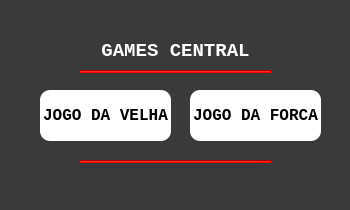
First picture: the form in games-central-pyqt/telas/tela_principal.ui, repository eduardo-victor/games-central-pyqt, before the edit.
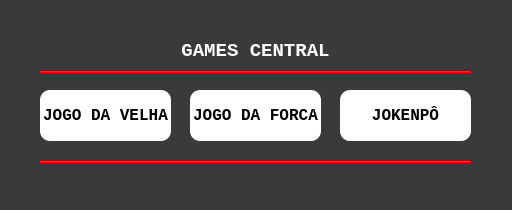
Second picture: the form after the edit. Icons and pictures are not drawn.

Patch:
```diff
--- a/games-central-pyqt/telas/tela_principal.ui
+++ b/games-central-pyqt/telas/tela_principal.ui
@@ -6,7 +6,7 @@
    <rect>
     <x>0</x>
     <y>0</y>
-    <width>350</width>
+    <width>512</width>
     <height>210</height>
    </rect>
   </property>
@@ -18,8 +18,8 @@
   </property>
   <property name="maximumSize">
    <size>
-    <width>350</width>
-    <height>210</height>
+    <width>1280</width>
+    <height>720</height>
    </size>
   </property>
   <property name="cursor">
@@ -117,7 +117,7 @@
      <rect>
       <x>0</x>
       <y>30</y>
-      <width>351</width>
+      <width>511</width>
       <height>41</height>
      </rect>
     </property>
@@ -142,9 +142,9 @@
    <widget class="Line" name="line">
     <property name="geometry">
      <rect>
-      <x>80</x>
+      <x>40</x>
       <y>70</y>
-      <width>191</width>
+      <width>431</width>
       <height>3</height>
      </rect>
     </property>
@@ -158,9 +158,9 @@
    <widget class="Line" name="line_4">
     <property name="geometry">
      <rect>
-      <x>80</x>
+      <x>40</x>
       <y>160</y>
-      <width>191</width>
+      <width>431</width>
       <height>3</height>
      </rect>
     </property>
@@ -171,6 +171,42 @@
      <enum>Qt::Horizontal</enum>
     </property>
    </widget>
+   <widget class="QPushButton" name="botao_jogo_jokenpo">
+    <property name="geometry">
+     <rect>
+      <x>340</x>
+      <y>90</y>
+      <width>131</width>
+      <height>51</height>
+     </rect>
+    </property>
+    <property name="font">
+     <font>
+      <family>Consolas</family>
+      <pointsize>12</pointsize>
+      <weight>75</weight>
+      <bold>true</bold>
+     </font>
+    </property>
+    <property name="cursor">
+     <cursorShape>PointingHandCursor</cursorShape>
+    </property>
+    <property name="styleSheet">
+     <string notr="true">QPushButton{
+background-color: rgb(255, 255, 255);
+border-radius: 10px
+}
+
+QPushButton:hover{
+transition: 2;
+background-color: red;
+color: white;
+}</string>
+    </property>
+    <property name="text">
+     <string>JOKENPÔ</string>
+    </property>
+   </widget>
   </widget>
   <widget class="QStatusBar" name="statusbar"/>
  </widget>
```
